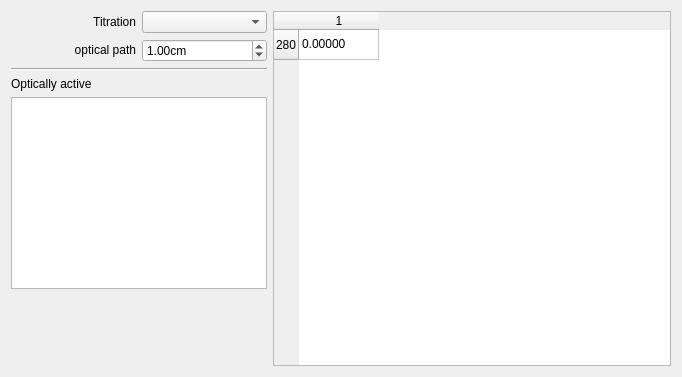
Above: forms/specds.ui from salvadorblasco/apes before the change. Below: the same form after it.
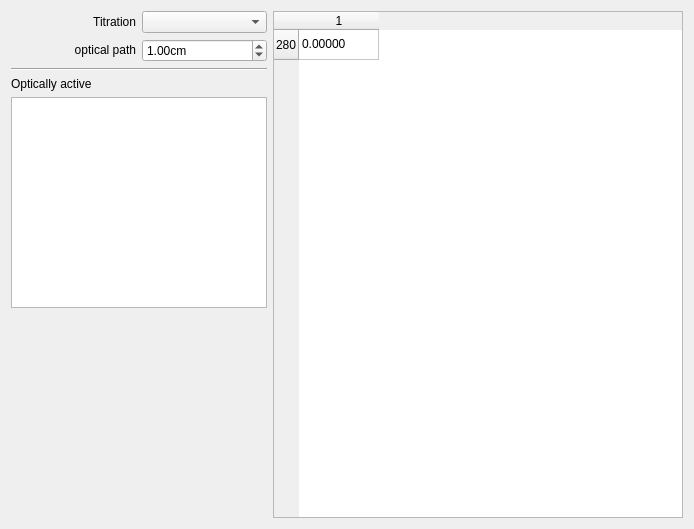
That is the form after the change.

Commit message: implemented property optically_active

```diff
--- a/forms/specds.ui
+++ b/forms/specds.ui
@@ -6,8 +6,8 @@
    <rect>
     <x>0</x>
     <y>0</y>
-    <width>682</width>
-    <height>377</height>
+    <width>694</width>
+    <height>529</height>
    </rect>
   </property>
   <property name="windowTitle">
@@ -88,7 +88,7 @@
      <item>
       <widget class="QLabel" name="label_5">
        <property name="sizePolicy">
-        <sizepolicy hsizetype="Preferred" vsizetype="Fixed">
+        <sizepolicy hsizetype="Fixed" vsizetype="Fixed">
          <horstretch>0</horstretch>
          <verstretch>0</verstretch>
         </sizepolicy>
@@ -106,6 +106,12 @@
          <verstretch>0</verstretch>
         </sizepolicy>
        </property>
+       <property name="maximumSize">
+        <size>
+         <width>500</width>
+         <height>16777215</height>
+        </size>
+       </property>
       </widget>
      </item>
      <item>
```
The commit also changes 2 other files.
